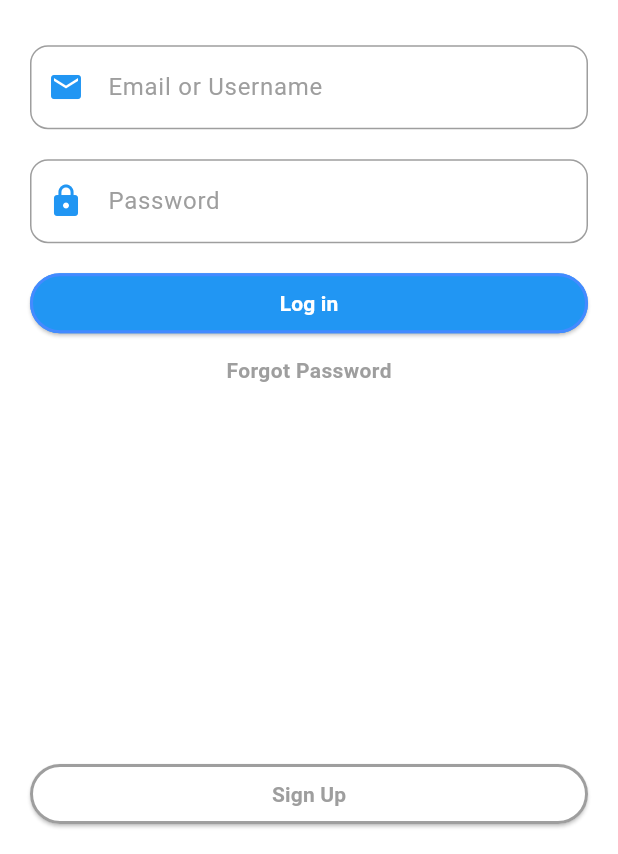
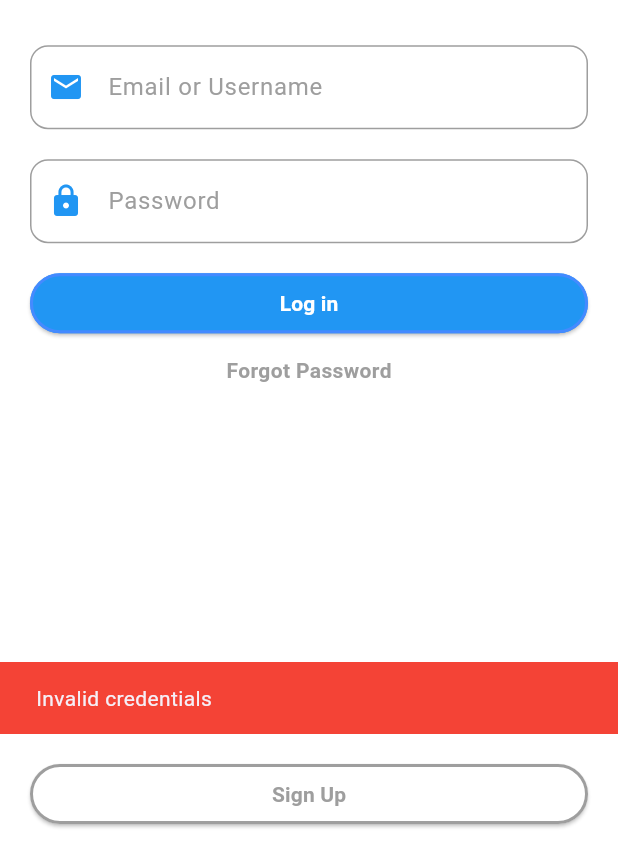
Before and after one commit to MrinmoyShib/Quick_Fix, a Flutter app: the LoginScreen screen opened directly, after a tap on "Log in", on a phone screen of 412 x 824 dp, the part 382-1236 px from its top. Run offline on Flutter 3.47's test engine with Material 3 defaults, Android fonts, the phone set to English and light mode, and no system bars.

Commit message:
Add login controllers and simple auth routing
Introduce TextEditingController instances for email and password, wire them to the login TextFormFields, and implement basic credential checks that route to UserHome or AdminDashboard based on hardcoded credentials. Also add imports for the new screens and show a SnackBar on invalid credentials. Minor cleanup of commented button shape code.

```diff
--- a/lib/screens/auth/login_screen.dart
+++ b/lib/screens/auth/login_screen.dart
@@ -1,6 +1,8 @@
 import 'package:flutter/material.dart';
+import 'package:quick_fix/screens/admin/admin_dashboard.dart';
 import 'package:quick_fix/screens/auth/forgot_pass_screen.dart';
 import 'package:quick_fix/screens/auth/signup_screen.dart';
+import 'package:quick_fix/screens/user/user_home.dart';
 
 class LoginScreen extends StatefulWidget {
   const LoginScreen({super.key});
@@ -11,6 +13,11 @@ class LoginScreen extends StatefulWidget {
 
 class _LoginScreenState extends State<LoginScreen> {
   bool _isHovering = false;
+
+  final TextEditingController _emailController = TextEditingController();
+  final TextEditingController _passwordController = TextEditingController();
+
+
 
   @override
   Widget build(BuildContext context) {
@@ -29,6 +36,7 @@ class _LoginScreenState extends State<LoginScreen> {
               ),
               const SizedBox(height: 30),
               TextFormField(
+                controller: _emailController,
                 decoration: const InputDecoration(
 
                   enabledBorder: OutlineInputBorder(
@@ -47,6 +55,7 @@ class _LoginScreenState extends State<LoginScreen> {
               const SizedBox(height: 20),
 
               TextFormField(
+                controller: _passwordController,
                 decoration: const InputDecoration(
 
                   enabledBorder: OutlineInputBorder(
@@ -70,9 +79,8 @@ class _LoginScreenState extends State<LoginScreen> {
                 child: ElevatedButton(
 
                   style: ElevatedButton.styleFrom(
-                    // shape: RoundedRectangleBorder(
-                    //   borderRadius: BorderRadius.circular(20),
-                    // ),
+
+
                     side: const BorderSide(
                       color: Colors.blueAccent,
                       width: 2,
@@ -82,6 +90,42 @@ class _LoginScreenState extends State<LoginScreen> {
                   ),
 
                   onPressed: () {
+                    String email = _emailController.text;
+                    String password = _passwordController.text;
+
+                    if(email == 'user@gmail.com' && password == 'user'){
+                      Navigator.push(
+                        context,
+                        MaterialPageRoute(builder: (context) => const UserHome()),
+                      );
+                    }
+                    else if(email == 'user' && password == 'user'){
+                      Navigator.push(
+                        context,
+                        MaterialPageRoute(builder: (context) => const UserHome()),
+                      );
+                    }
+                    else if(email == 'admin' && password == 'admin'){
+                      Navigator.push(
+                        context,
+                        MaterialPageRoute(builder: (context) => const AdminDashboard()),
+                      );
+                    }
+                    else if(email == 'admin@gmail.com' && password == 'admin'){
+                      Navigator.push(
+                        context,
+                        MaterialPageRoute(builder: (context) => const AdminDashboard()),
+                      );
+                    }
+                    else{
+                      ScaffoldMessenger.of(context).showSnackBar(
+                        const SnackBar(
+                          content: Text('Invalid credentials'),
+                          backgroundColor: Colors.red,
+                        ),
+                      );
+                    }
+
 
                   },
                   child: const Text(
```
